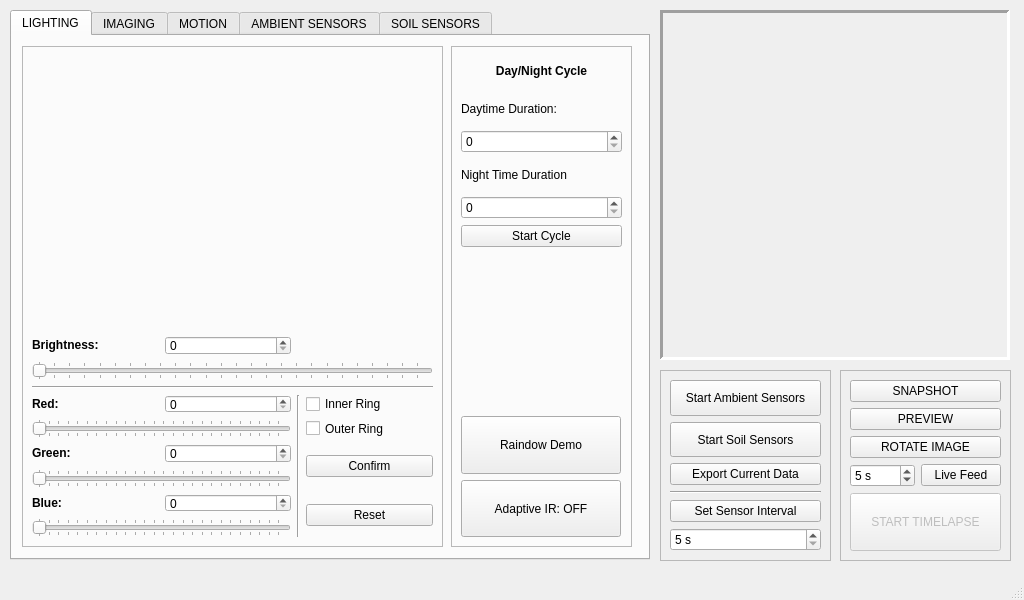
First picture: the form in _ui/FlashLapse_Pro.ui, repository CoCl-Jerry/Flashlapse_Pro_Dev, before the edit.
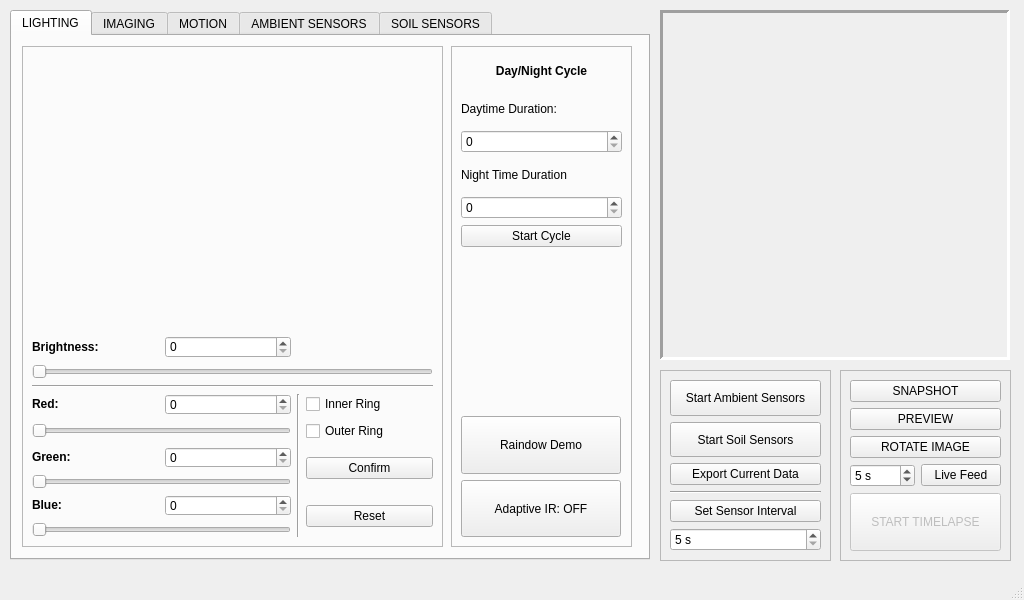
Second picture: the form after the edit. Icons and pictures are not drawn. Custom widgets are drawn as their Qt base class.

```diff
--- a/_ui/FlashLapse_Pro.ui
+++ b/_ui/FlashLapse_Pro.ui
@@ -131,7 +131,7 @@
            <enum>Qt::Horizontal</enum>
           </property>
           <property name="tickPosition">
-           <enum>QSlider::TicksBothSides</enum>
+           <enum>QSlider::NoTicks</enum>
           </property>
           <property name="tickInterval">
            <number>10</number>
@@ -147,7 +147,7 @@
            <enum>Qt::Horizontal</enum>
           </property>
           <property name="tickPosition">
-           <enum>QSlider::TicksBothSides</enum>
+           <enum>QSlider::NoTicks</enum>
           </property>
           <property name="tickInterval">
            <number>10</number>
@@ -180,7 +180,7 @@
            <enum>Qt::Horizontal</enum>
           </property>
           <property name="tickPosition">
-           <enum>QSlider::TicksBothSides</enum>
+           <enum>QSlider::NoTicks</enum>
           </property>
           <property name="tickInterval">
            <number>10</number>
@@ -217,7 +217,7 @@
            <enum>Qt::Horizontal</enum>
           </property>
           <property name="tickPosition">
-           <enum>QSlider::TicksBothSides</enum>
+           <enum>QSlider::NoTicks</enum>
           </property>
           <property name="tickInterval">
            <number>10</number>
```
